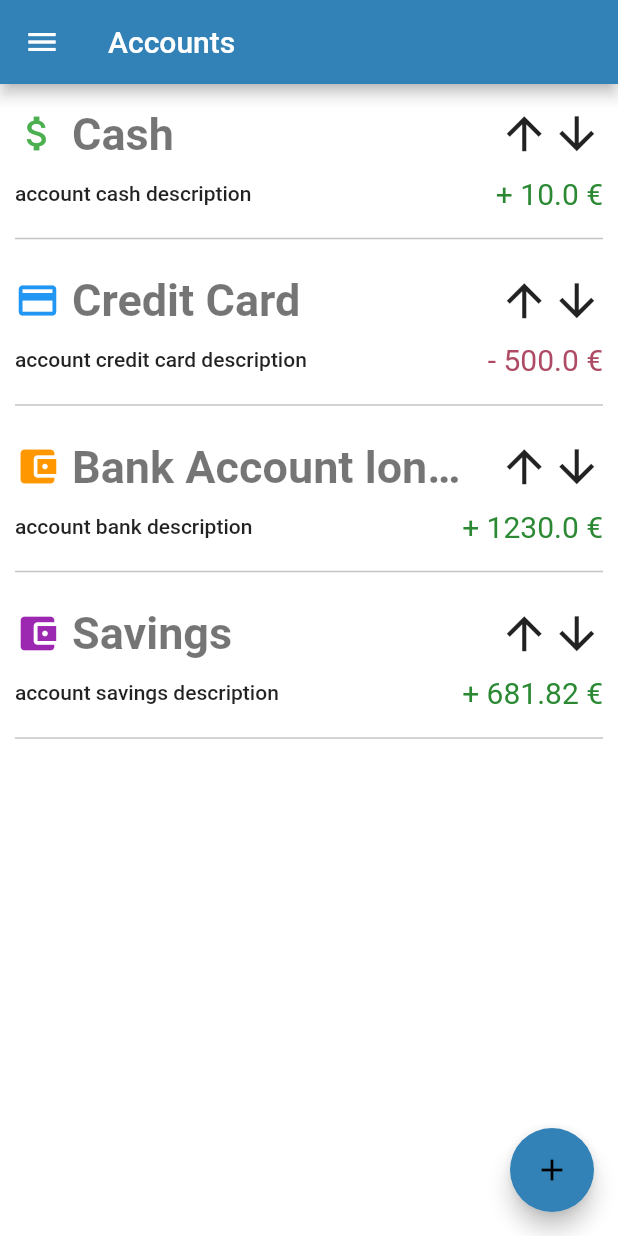
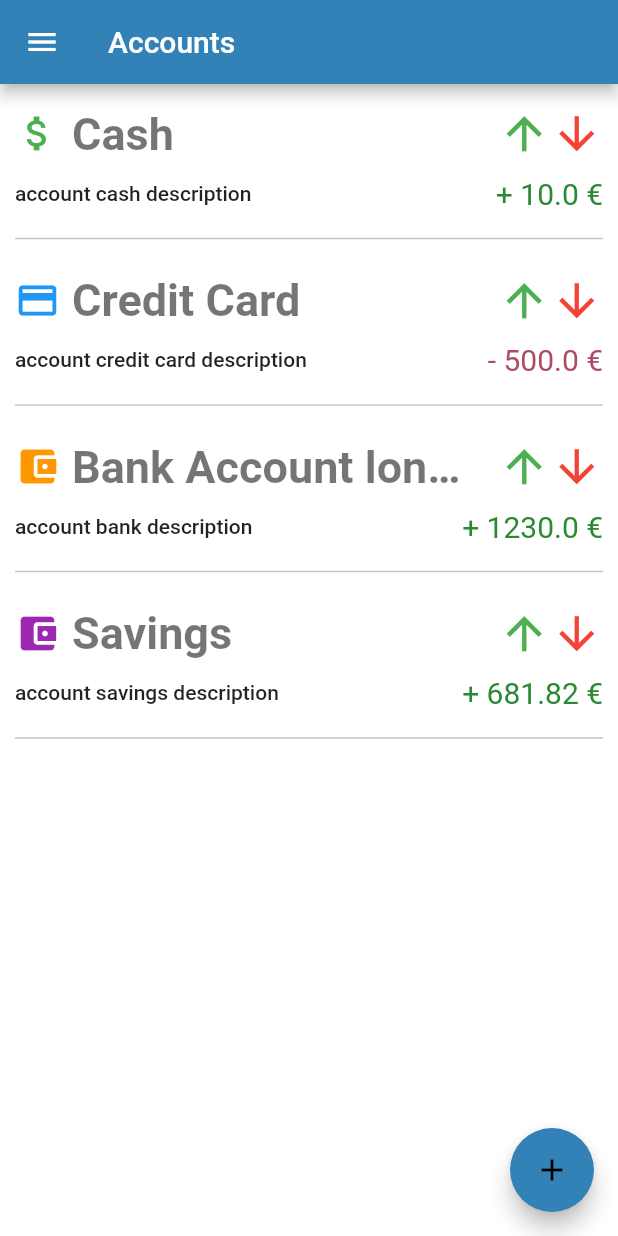
Before and after one commit to budgetiser/budgetiser, a Flutter app: the AccountScreen screen opened by its route, on a phone screen of 412 x 824 dp. Run offline on Flutter 3.47's test engine with Material 2 defaults, Android fonts, the phone set to English and light mode, and no system bars; our stand-ins replace flutter_colorpicker, flutter_markdown.

Commit message:
colored buttons and new transaction from button

```diff
--- a/budgetiser/lib/screens/transactions/editTransaction.dart
+++ b/budgetiser/lib/screens/transactions/editTransaction.dart
@@ -14,7 +14,7 @@ class EditTransaction extends StatelessWidget {
   Widget build(BuildContext context) {
     return Scaffold(
       appBar: AppBar(
-        title: const Text("New Transaction"),
+        title: const Text("Edit Transaction"),
       ),
       body: Container(
         alignment: Alignment.topCenter,
--- a/budgetiser/lib/shared/services/accountItem/accountItem.dart
+++ b/budgetiser/lib/shared/services/accountItem/accountItem.dart
@@ -1,4 +1,5 @@
 import 'package:budgetiser/screens/account/editAccount.dart';
+import 'package:budgetiser/screens/transactions/newTransaction.dart';
 import 'package:budgetiser/shared/dataClasses/account.dart';
 import 'package:budgetiser/shared/services/accountItem/accountItemTitle.dart';
 import 'package:flutter/material.dart';
@@ -47,14 +48,32 @@ class AccountItem extends StatelessWidget {
                       color: accountData.color,
                     ),
                     Row(
-                      children: const [
-                        Icon(
-                          Icons.arrow_upward,
-                          size: 35,
+                      children: [
+                        InkWell(
+                          onTap: () {
+                            Navigator.of(context).push(
+                              MaterialPageRoute(
+                                  builder: (context) => const NewTransaction()),
+                            );
+                          },
+                          child: const Icon(
+                            Icons.arrow_upward,
+                            size: 35,
+                            color: Colors.green,
+                          ),
                         ),
-                        Icon(
-                          Icons.arrow_downward,
-                          size: 35,
+                        InkWell(
+                          onTap: () {
+                            Navigator.of(context).push(
+                              MaterialPageRoute(
+                                  builder: (context) => const NewTransaction()),
+                            );
+                          },
+                          child: const Icon(
+                            Icons.arrow_downward,
+                            size: 35,
+                            color: Colors.red,
+                          ),
                         ),
                       ],
                     ),
```
